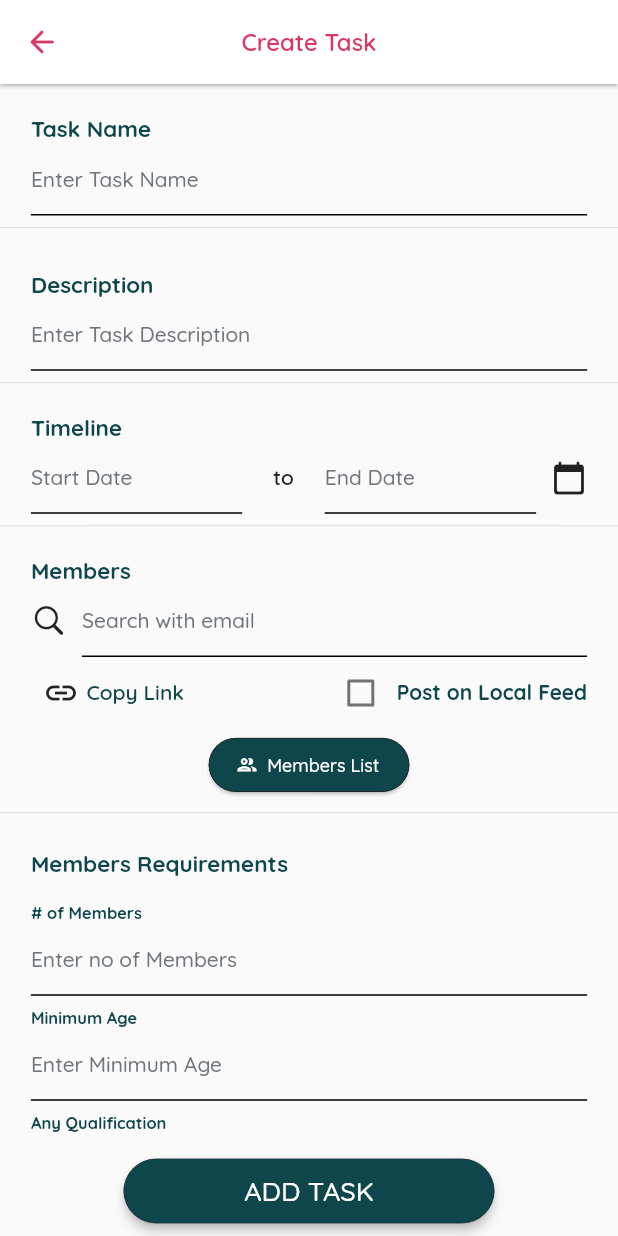
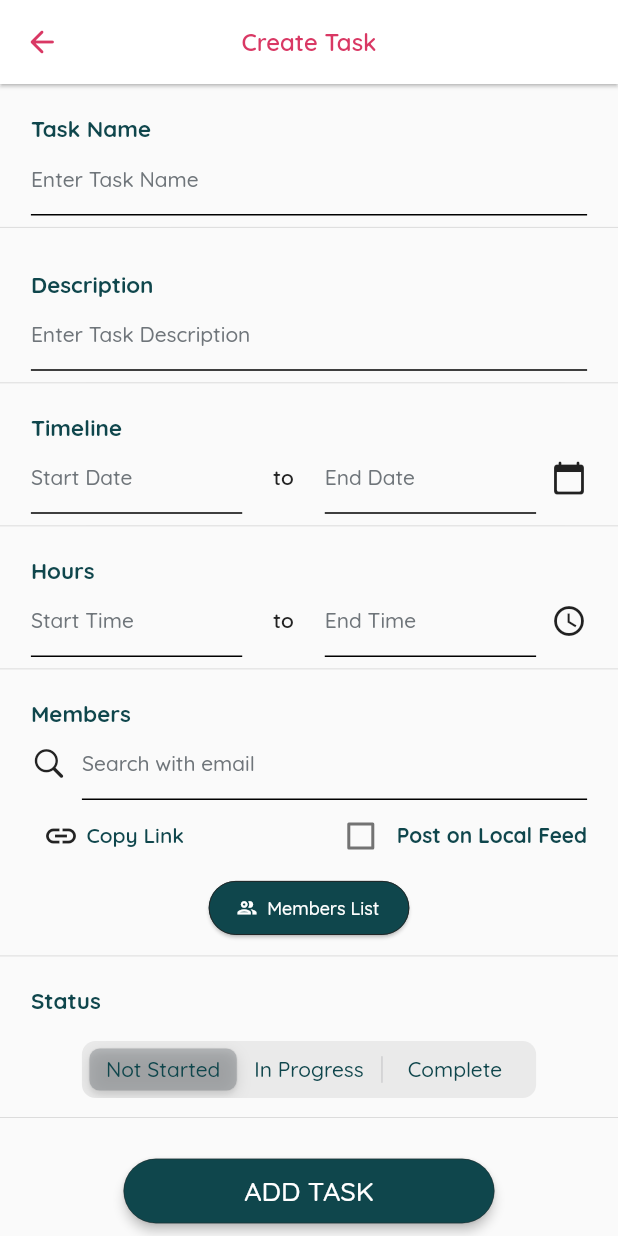
Before and after one commit to Helpozzy/Helpozzy, a Flutter app: the CreateProject screen opened directly, after a tap on "Create New Task", on a phone screen of 412 x 824 dp. Run offline on Flutter 3.47's test engine with Material 2 defaults, Android fonts, the phone set to English and light mode, and no system bars; our stand-ins replace bloc, cached_network_image, cloud_firestore, country_code_picker, email_validator, equatable and 11 more; missing offline and left inert: external_app_launcher; accounts and stored records are empty.

Commit message:
Add hours data and fields, Remove extra files from project folder.

```diff
--- a/lib/models/admin_model/project_model.dart
+++ b/lib/models/admin_model/project_model.dart
@@ -16,6 +16,7 @@ class ProjectModel {
     required this.description,
     required this.startDate,
     required this.endDate,
+    required this.hours,
     required this.projectOwner,
     required this.collaboratorsCoadmin,
     required this.imageUrl,
@@ -36,6 +37,7 @@ class ProjectModel {
     description = json['description'];
     startDate = json['start_date'];
     endDate = json['end_date'];
+    hours = json['hours'];
     projectOwner = json['project_owner'];
     collaboratorsCoadmin = json['collaborators_or_co_admin'];
     imageUrl = json['image_url'];
@@ -59,6 +61,7 @@ class ProjectModel {
       'description': description,
       'start_date': startDate,
       'end_date': endDate,
+      'hours': hours,
       'project_owner': projectOwner,
       'collaborators_or_co_admin': collaboratorsCoadmin,
       'image_url': imageUrl,
@@ -79,6 +82,7 @@ class ProjectModel {
   late String description;
   late String startDate;
   late String endDate;
+  late double hours;
   late String projectOwner;
   late String collaboratorsCoadmin;
   late String imageUrl;
--- a/lib/models/admin_model/task_model.dart
+++ b/lib/models/admin_model/task_model.dart
@@ -19,6 +19,7 @@ class TaskModel {
     required this.qualification,
     required this.startDate,
     required this.endDate,
+    required this.hours,
     required this.members,
     required this.status,
     this.isSelected,
@@ -34,6 +35,7 @@ class TaskModel {
     qualification = json['qualification'];
     startDate = json['start_date'];
     endDate = json['end_date'];
+    hours = json['hours'];
     members = json['members'];
     status = json['status'];
   }
@@ -49,6 +51,7 @@ class TaskModel {
       'qualification': qualification,
       'start_date': startDate,
       'end_date': endDate,
+      'hours': hours,
       'members': members,
       'status': status,
     };
@@ -63,6 +66,7 @@ class TaskModel {
   late String qualification;
   late String startDate;
   late String endDate;
+  late double hours;
   late String members;
   late String status;
   late bool? isSelected = false;
--- a/lib/screens/admin/projects/create_project.dart
+++ b/lib/screens/admin/projects/create_project.dart
@@ -191,87 +191,6 @@ class _CreateProjectState extends State<CreateProject> {
                     padding: EdgeInsets.symmetric(horizontal: width * 0.05),
                     child: taskList(),
                   ),
-                  Padding(
-                    padding: EdgeInsets.symmetric(
-                        vertical: width * 0.03, horizontal: width * 0.05),
-                    child: SmallInfoLabel(label: HOURS_LABEL),
-                  ),
-                  Padding(
-                    padding: EdgeInsets.symmetric(horizontal: width * 0.05),
-                    child: Row(
-                      children: [
-                        Expanded(
-                          child: CommonSimpleTextfield(
-                            readOnly: true,
-                            controller: _projTaskStartHrsController,
-                            hintText: PROJECT_START_TIME_HINT,
-                            validator: (val) {
-                              if (val!.isEmpty &&
-                                  selectedStartTime.toString().isEmpty) {
-                                return 'Select hours';
-                              }
-                              return null;
-                            },
-                            onTap: () {
-                              CommonDatepicker()
-                                  .showTimePickerDialog(context,
-                                      selectedTime: selectedStartTime)
-                                  .then((selectedTimeVal) {
-                                if (selectedTimeVal != null)
-                                  setState(() {
-                                    selectedStartTime = selectedTimeVal;
-                                  });
-                                _projTaskStartHrsController.value =
-                                    TextEditingValue(
-                                        text:
-                                            '${selectedStartTime.hour}.${selectedStartTime.minute}');
-                              });
-                            },
-                          ),
-                        ),
-                        Padding(
-                          padding:
-                              EdgeInsets.symmetric(horizontal: width * 0.05),
-                          child: Text(
-                            TO,
-                            style: _themeData.textTheme.bodyText2!
-                                .copyWith(fontWeight: FontWeight.w600),
-                          ),
-                        ),
-                        Expanded(
-                          child: CommonSimpleTextfield(
-                            readOnly: true,
-                            controller: _projTaskEndHrsController,
-                            hintText: PROJECT_END_TIME_HINT,
-                            validator: (val) {
-                              if (val!.isEmpty &&
-                                  selectedEndTime.toString().isEmpty) {
-                                return 'Select hours';
-                              }
-                              return null;
-                            },
-                            onTap: () {
-                              CommonDatepicker()
-                                  .showTimePickerDialog(context,
-                                      selectedTime: selectedEndTime)
-                                  .then((selectedTimeVal) {
-                                if (selectedTimeVal != null)
-                                  setState(() {
-                                    selectedEndTime = selectedTimeVal;
-                                  });
-                                _projTaskStartHrsController.value =
-                                    TextEditingValue(
-                                        text:
-                                            '${selectedEndTime.hour}.${selectedEndTime.minute}');
-                              });
-                            },
-                          ),
-                        ),
-                        SizedBox(width: 10),
-                        Icon(Icons.history_rounded)
-                      ],
-                    ),
-                  ),
                   Divider(),
                   Padding(
                     padding:
@@ -292,6 +211,16 @@ class _CreateProjectState extends State<CreateProject> {
                   Padding(
                     padding: EdgeInsets.symmetric(horizontal: width * 0.05),
                     child: startDateAndEndDateSection(),
+                  ),
+                  Divider(),
+                  Padding(
+                    padding: EdgeInsets.symmetric(
+                        vertical: width * 0.03, horizontal: width * 0.05),
+                    child: SmallInfoLabel(label: HOURS_LABEL),
+                  ),
+                  Padding(
+                    padding: EdgeInsets.symmetric(horizontal: width * 0.05),
+                    child: projectHours(),
                   ),
                   Divider(),
                   SizedBox(height: 10)
@@ -315,6 +244,75 @@ class _CreateProjectState extends State<CreateProject> {
           ),
         ],
       ),
+    );
+  }
+
+  Widget projectHours() {
+    return Row(
+      children: [
+        Expanded(
+          child: CommonSimpleTextfield(
+            readOnly: true,
+            controller: _projTaskStartHrsController,
+            hintText: PROJECT_START_TIME_HINT,
+            validator: (val) {
+              if (val!.isEmpty && _projTaskStartHrsController.text.isEmpty) {
+                return 'Select start time';
+              }
+              return null;
+            },
+            onTap: () {
+              CommonDatepicker()
+                  .showTimePickerDialog(context,
+                      selectedTime: selectedStartTime)
+                  .then((selectedTimeVal) {
+                if (selectedTimeVal != null)
+                  setState(() {
+                    selectedStartTime = selectedTimeVal;
+                  });
+                _projTaskStartHrsController.value = TextEditingValue(
+                    text:
+                        '${selectedStartTime.hour}.${selectedStartTime.minute}');
+              });
+            },
+          ),
+        ),
+        Padding(
+          padding: EdgeInsets.symmetric(horizontal: width * 0.05),
+          child: Text(
+            TO,
+            style: _themeData.textTheme.bodyText2!
+                .copyWith(fontWeight: FontWeight.w600),
+          ),
+        ),
+        Expanded(
+          child: CommonSimpleTextfield(
+            readOnly: true,
+            controller: _projTaskEndHrsController,
+            hintText: PROJECT_END_TIME_HINT,
+            validator: (val) {
+              if (val!.isEmpty && _projTaskEndHrsController.text.isEmpty) {
+                return 'Select end time';
+              }
+              return null;
+            },
+            onTap: () {
+              CommonDatepicker()
+                  .showTimePickerDialog(context, selectedTime: selectedEndTime)
+                  .then((selectedTimeVal) {
+                if (selectedTimeVal != null)
+                  setState(() {
+                    selectedEndTime = selectedTimeVal;
+                  });
+                _projTaskEndHrsController.value = TextEditingValue(
+                    text: '${selectedEndTime.hour}.${selectedEndTime.minute}');
+              });
+            },
+          ),
+        ),
+        SizedBox(width: 10),
+        Icon(Icons.watch_later_outlined)
+      ],
     );
   }
 
@@ -616,6 +614,9 @@ class _CreateProjectState extends State<CreateProject> {
 
   Future onAddProject() async {
     CircularLoader().show(context);
+    double startTime = timeConvertToDouble(selectedStartTime);
+    double endTime = timeConvertToDouble(selectedEndTime);
+    double hrsDiff = endTime - startTime;
     final ProjectModel project = ProjectModel(
       projectId: '',
       categoryId: selectedCategoryId,
@@ -627,6 +628,7 @@ class _CreateProjectState extends State<CreateProject> {
       organization: '',
       rating: 0.0,
       reviewCount: 0,
+      hours: hrsDiff,
       projectName: _projNameController.text,
       description: _projDesController.text,
       startDate: _projStartDateController.text,
--- a/lib/screens/admin/projects/tasks/create_edit_task.dart
+++ b/lib/screens/admin/projects/tasks/create_edit_task.dart
@@ -38,7 +38,9 @@ class _CreateEditTaskState extends State<CreateEditTask> {
       TextEditingController();
   final TextEditingController _taskEndDateController = TextEditingController();
   final TextEditingController _taskMembersController = TextEditingController();
-  final TextEditingController _taskHoursController = TextEditingController();
+  final TextEditingController _taskStartTimeController =
+      TextEditingController();
+  final TextEditingController _taskEndTimeController = TextEditingController();
   final TextEditingController _searchEmailController = TextEditingController();
   DateTime _selectedStartDate = DateTime.now();
   DateTime _selectedEndDate = DateTime.now();
@@ -51,6 +53,8 @@ class _CreateEditTaskState extends State<CreateEditTask> {
   final ProjectTaskBloc _projectTaskBloc = ProjectTaskBloc();
   int _selectedIndexValue = 0;
   bool postOnLocalCheck = false;
+  TimeOfDay selectedStartTime = TimeOfDay(hour: 00, minute: 00);
+  TimeOfDay selectedEndTime = TimeOfDay(hour: 00, minute: 00);
 
   @override
   void initState() {
@@ -148,12 +152,32 @@ class _CreateEditTaskState extends State<CreateEditTask> {
                     Padding(
                       padding: EdgeInsets.only(
                           top: width * 0.03, left: width * 0.05),
+                      child: SmallInfoLabel(label: HOURS_LABEL),
+                    ),
+                    Padding(
+                      padding: EdgeInsets.symmetric(horizontal: width * 0.05),
+                      child: projectTaskHours(),
+                    ),
+                    Divider(),
+                    Padding(
+                      padding: EdgeInsets.only(
+                          top: width * 0.03, left: width * 0.05),
                       child: SmallInfoLabel(label: MEMBERS_LABEL),
                     ),
                     Padding(
                       padding: EdgeInsets.symmetric(horizontal: width * 0.05),
                       child: inviteMembersSection(),
                     ),
+                    Divider(),
+                    Padding(
+                      padding: EdgeInsets.only(
+                        top: width * 0.03,
+                        left: width * 0.05,
+                        bottom: width * 0.03,
+                      ),
+                      child: SmallInfoLabel(label: STATUS_LABEL),
+                    ),
+                    statusSegmentation(),
                     Divider(),
                     Padding(
                       padding: EdgeInsets.symmetric(
@@ -165,16 +189,6 @@ class _CreateEditTaskState extends State<CreateEditTask> {
                       padding: EdgeInsets.symmetric(horizontal: width * 0.05),
                       child: memberRequirementsSection(),
                     ),
-                    Divider(),
-                    Padding(
-                      padding: EdgeInsets.only(
-                        top: width * 0.03,
-                        left: width * 0.05,
-                        bottom: width * 0.03,
-                      ),
-                      child: SmallInfoLabel(label: STATUS_LABEL),
-                    ),
-                    statusSegmentation(),
                     Divider(),
                     SizedBox(height: 10)
                   ],
@@ -198,6 +212,75 @@ class _CreateEditTaskState extends State<CreateEditTask> {
           ],
         ),
       ),
+    );
+  }
+
+  Widget projectTaskHours() {
+    return Row(
+      children: [
+        Expanded(
+          child: CommonSimpleTextfield(
+            readOnly: true,
+            controller: _taskStartTimeController,
+            hintText: PROJECT_START_TIME_HINT,
+            validator: (val) {
+              if (val!.isEmpty && _taskStartTimeController.text.isEmpty) {
+                return 'Select start time';
+              }
+              return null;
+            },
+            onTap: () {
+              CommonDatepicker()
+                  .showTimePickerDialog(context,
+                      selectedTime: selectedStartTime)
+                  .then((selectedTimeVal) {
+                if (selectedTimeVal != null)
+                  setState(() {
+                    selectedStartTime = selectedTimeVal;
+                  });
+                _taskStartTimeController.value = TextEditingValue(
+                    text:
+                        '${selectedStartTime.hour}.${selectedStartTime.minute}');
+              });
+            },
+          ),
+        ),
+        Padding(
+          padding: EdgeInsets.symmetric(horizontal: width * 0.05),
+          child: Text(
+            TO,
+            style: _themeData.textTheme.bodyText2!
+                .copyWith(fontWeight: FontWeight.w600),
+          ),
+        ),
+        Expanded(
+          child: CommonSimpleTextfield(
+            readOnly: true,
+            controller: _taskEndTimeController,
+            hintText: PROJECT_END_TIME_HINT,
+            validator: (val) {
+              if (val!.isEmpty && _taskEndTimeController.text.isEmpty) {
+                return 'Select end time';
+              }
+              return null;
+            },
+            onTap: () {
+              CommonDatepicker()
+                  .showTimePickerDialog(context, selectedTime: selectedEndTime)
+                  .then((selectedTimeVal) {
+                if (selectedTimeVal != null)
+                  setState(() {
+                    selectedEndTime = selectedTimeVal;
+                  });
+                _taskEndTimeController.value = TextEditingValue(
+                    text: '${selectedEndTime.hour}.${selectedEndTime.minute}');
+              });
+            },
+          ),
+        ),
+        SizedBox(width: 10),
+        Icon(Icons.watch_later_outlined)
+      ],
     );
   }
 
@@ -492,6 +575,9 @@ class _CreateEditTaskState extends State<CreateEditTask> {
 
   Future addOrUpdateData() async {
     CircularLoader().show(context);
+    double startTime = timeConvertToDouble(selectedStartTime);
+    double endTime = timeConvertToDouble(selectedEndTime);
+    double hrsDiff = endTime - startTime;
     final TaskModel taskDetails = TaskModel(
       projectId: '',
       id: fromEdit ? task!.id : '',
@@ -502,6 +588,7 @@ class _CreateEditTaskState extends State<CreateEditTask> {
       qualification: _taskQualificationController.text,
       startDate: _taskStartDateController.text,
       endDate: _taskEndDateController.text,
+      hours: hrsDiff,
       members: _taskMembersController.text,
       status: _selectedIndexValue == 0
           ? TOGGLE_NOT_STARTED
@@ -539,6 +626,6 @@ class _CreateEditTaskState extends State<CreateEditTask> {
     _taskStartDateController.clear();
     _taskEndDateController.clear();
     _taskMembersController.clear();
-    _taskHoursController.clear();
+    _taskStartTimeController.clear();
   }
 }
--- a/lib/widget/common_widget.dart
+++ b/lib/widget/common_widget.dart
@@ -745,6 +745,9 @@ class CommonAppBar {
   }
 }
 
+double timeConvertToDouble(TimeOfDay myTime) =>
+    myTime.hour + myTime.minute / 60.0;
+
 showAlertDialog(BuildContext context,
     {required String title, required String content}) {
   Widget okButton = TextButton(
```
Also changed, not shown: lib/utils/service.dart (deleted, +0 -202 lines).
